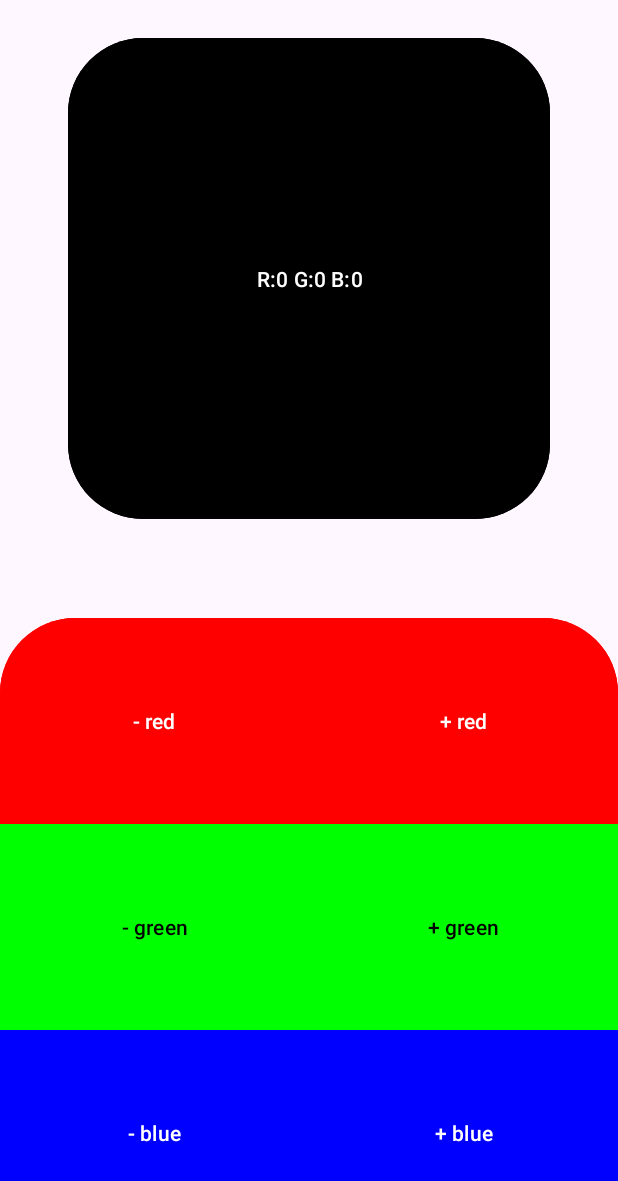
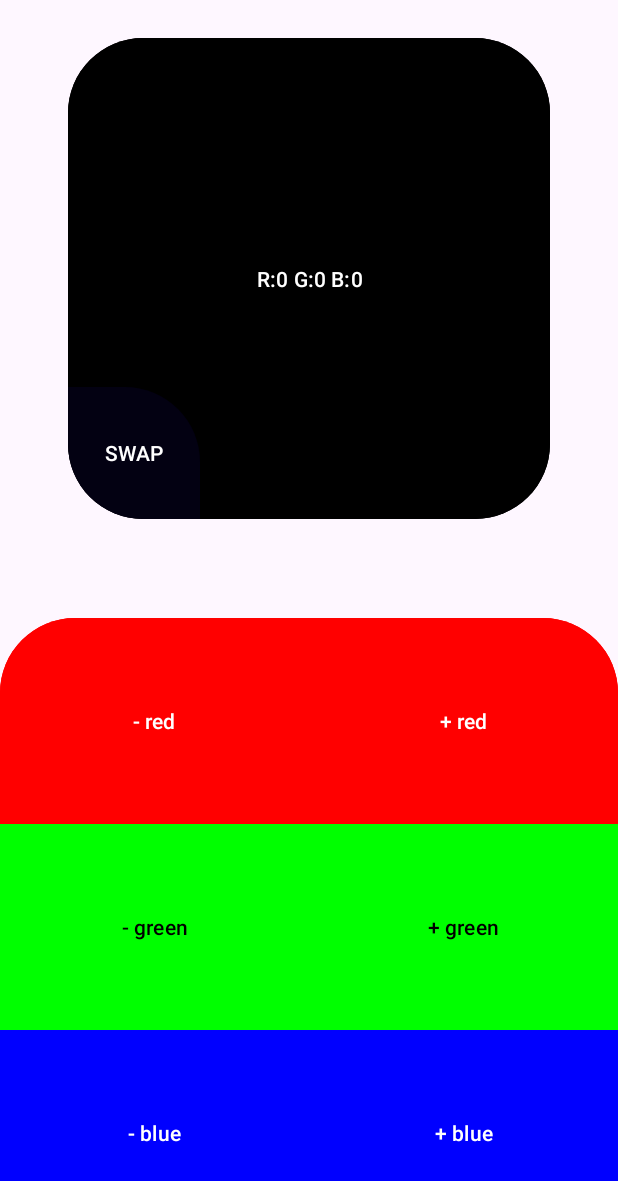
Before and after one commit to vainnye/lampe-magique, an Android app: the MainActivity screen opened directly, with no data from a screen before it, on a phone screen of 412 x 824 dp. Shown: the top 1181 px of the screen. Run offline under Robolectric (Android 15) with nearby library versions, the phone set to English and light mode, and no system bars; network calls fail.

Commit message:
tp noté + essai de layout petit écran

```diff
--- a/app/src/main/java/com/github/vainnye/lampe_magique/MainActivity.java
+++ b/app/src/main/java/com/github/vainnye/lampe_magique/MainActivity.java
@@ -19,9 +19,12 @@ import com.github.vainnye.lampe_magique.task.ServerTask;
 import com.github.vainnye.lampe_magique.util.ActivityUtil;
 import com.github.vainnye.lampe_magique.util.Dbg;
 
+import org.jetbrains.annotations.NotNull;
+
 public class MainActivity extends AppCompatActivity implements View.OnClickListener, View.OnLongClickListener {
 
     public static final String K_SAVED_COULEUR = "K_SAVED_COULEUR";
+    public static final String K_SAVED_SWAPPABLE_COULEUR = "K_SWAPPABLE_COULEUR";
     public static final String K_SAVED_COULEUR_CHOIX_INITIAL = "K_SAVED_COULEUR_CHOIX_INITIAL";
     public static final String K_SAVED_COULEUR_SELECTIONNEE = "K_SAVED_COULEUR_SELECTIONNEE";
     public static final String K_SAVED_COULEUR_AVANT_ANIMATION = "K_SAVED_COULEUR_AVANT_ANIMATION";
@@ -29,8 +32,9 @@ public class MainActivity extends AppCompatActivity implements View.OnClickListe
     public static final int MAX_COLOR_GAP = 16;
 
     private static final int DFT_COULEUR_LAMPE = Color.BLACK;
+    private static final int DFT_COULEUR_SWAPPABLE = R.color.darkGreen;
 
-    private Couleur couleurLampe;
+    private Couleur couleurLampe, couleurSwappable;
     private Couleur couleurLampeSelectionneeAvecBoutons;
     private Couleur couleurLampeChoixInitial;
     private Couleur lampColorBeforeAnimation;
@@ -52,6 +56,7 @@ public class MainActivity extends AppCompatActivity implements View.OnClickListe
 
         if(getIntent() != null) {
             couleurLampe = (Couleur) getIntent().getParcelableExtra(K_SAVED_COULEUR);
+            couleurSwappable = (Couleur) getIntent().getParcelableExtra(K_SAVED_SWAPPABLE_COULEUR);
             couleurLampeChoixInitial = (Couleur) getIntent().getParcelableExtra(K_SAVED_COULEUR_CHOIX_INITIAL);
         }
         if(savedInstanceState != null) {
@@ -67,6 +72,8 @@ public class MainActivity extends AppCompatActivity implements View.OnClickListe
 
         if(couleurLampe == null)
             couleurLampe = new Couleur(DFT_COULEUR_LAMPE);
+        if(couleurSwappable == null)
+            couleurSwappable = new Couleur(DFT_COULEUR_SWAPPABLE);
         if(couleurLampeChoixInitial == null)
             couleurLampeChoixInitial = couleurLampe.copy();
 
@@ -78,19 +85,24 @@ public class MainActivity extends AppCompatActivity implements View.OnClickListe
         btnLampe.setOnClickListener(this);
         btnLampe.setOnLongClickListener(this);
 
+        Button btnSwap = findViewById(R.id.btnExchange);
+        paintButton(btnSwap, couleurSwappable, null);
+        btnSwap.setOnClickListener(this);
+
         Button btn;
+        Couleur coulTemp = new Couleur();
         for(int id : new int[]{R.id.btnMoreRed, R.id.btnLessRed, R.id.btnMoreGreen, R.id.btnLessGreen, R.id.btnMoreBlue, R.id.btnLessBlue}) {
             btn = findViewById(id);
             btn.setOnClickListener(this);
-            int color = Color.WHITE;
+            coulTemp.setTo(Color.WHITE);
             if(id == R.id.btnMoreRed || id == R.id.btnLessRed){
-                color = Color.RED;
+                coulTemp.setTo(Color.RED);
             } else if(id == R.id.btnMoreGreen || id == R.id.btnLessGreen) {
-                color = Color.GREEN;
+                coulTemp.setTo(Color.GREEN);
             } else if(id == R.id.btnMoreBlue || id == R.id.btnLessBlue) {
-                color = Color.BLUE;
+                coulTemp.setTo(Color.BLUE);
             }
-            btn.setTextColor(Couleur.textColorToContrast(color));
+            paintButton(btn, coulTemp, null);
         }
     }
 
@@ -108,6 +120,7 @@ public class MainActivity extends AppCompatActivity implements View.OnClickListe
             outState.putInt(K_SAVED_ANIMATION_STATE, animationStateAtTheEnd);
         }
 
+        outState.putParcelable(K_SAVED_SWAPPABLE_COULEUR, couleurSwappable);
         outState.putParcelable(K_SAVED_COULEUR, couleurLampe);
         outState.putParcelable(K_SAVED_COULEUR_CHOIX_INITIAL, couleurLampeChoixInitial);
         outState.putParcelable(K_SAVED_COULEUR_SELECTIONNEE, couleurLampeSelectionneeAvecBoutons);
@@ -120,6 +133,14 @@ public class MainActivity extends AppCompatActivity implements View.OnClickListe
             if (v.getId() == R.id.btnLampe) {
                 demarrerAnimation();
                 return;
+            }
+            if (v.getId() == R.id.btnExchange) {
+                couleurLampeSelectionneeAvecBoutons = couleurSwappable;
+                couleurSwappable = couleurLampe;
+                couleurLampe = couleurLampeSelectionneeAvecBoutons;
+
+                paintButton(findViewById(R.id.btnExchange), couleurSwappable, null);
+                paintLamps(couleurLampe, ServerTask.Cible.DFT_LAMP);
             }
 
             if (v.getId() == R.id.btnMoreRed)
@@ -177,11 +198,15 @@ public class MainActivity extends AppCompatActivity implements View.OnClickListe
         return false;
     }
 
+    private void paintButton(Button btn, Couleur nouvCouleur, String text) {
+        btn.setBackgroundColor(nouvCouleur.toIntColor());
+        if(text != null)
+            btn.setText(text);
+        btn.setTextColor(Couleur.textColorToContrast(nouvCouleur.toIntColor()));
+    }
+
     private void paintOnlyInAppLamp(Couleur nouvCouleur) {
-        Button lampe = findViewById(R.id.btnLampe);
-        lampe.setBackgroundColor(nouvCouleur.toIntColor());
-        lampe.setText(texteLampe());
-        lampe.setTextColor(Couleur.textColorToContrast(nouvCouleur.toIntColor()));
+        paintButton(findViewById(R.id.btnLampe), nouvCouleur, texteLampe());
     }
 
     private void paintLamps(Couleur nouvCouleur, ServerTask.Cible cible) {
--- a/app/src/main/res/layout-land/activity_main.xml
+++ b/app/src/main/res/layout-land/activity_main.xml
@@ -42,6 +42,18 @@
             app:layout_constraintEnd_toEndOf="parent"
             app:layout_constraintStart_toStartOf="parent"
             app:layout_constraintTop_toBottomOf="@id/btnLampe" />
+
+        <Button
+            android:id="@+id/btnExchange"
+            style="@style/lampeMagique.inset.none"
+            app:shapeAppearanceOverlay="@style/lampeMagique.round.btnExchange"
+            android:layout_width="wrap_content"
+            android:layout_height="0dp"
+            android:padding="0dp"
+            android:text="@string/swap_colors"
+            app:layout_constraintDimensionRatio="1"
+            app:layout_constraintBottom_toBottomOf="@id/btnLampe"
+            app:layout_constraintStart_toStartOf="@id/btnLampe" />
     </androidx.constraintlayout.widget.ConstraintLayout>
 
     <androidx.constraintlayout.widget.ConstraintLayout
@@ -59,6 +71,7 @@
             app:shapeAppearanceOverlay="@style/lampeMagique.round.none"
             android:layout_width="0dp"
             android:layout_height="0dp"
+
             android:backgroundTint="@color/red"
             android:text="@string/more_red"
             app:layout_constraintDimensionRatio="1"
--- /dev/null
+++ b/app/src/main/res/layout-notlong/activity_main.xml
@@ -0,0 +1,121 @@
+<?xml version="1.0" encoding="utf-8"?>
+<androidx.constraintlayout.widget.ConstraintLayout
+    xmlns:android="http://schemas.android.com/apk/res/android"
+    xmlns:tools="http://schemas.android.com/tools"
+    xmlns:app="http://schemas.android.com/apk/res-auto"
+    android:id="@+id/root"
+    android:layout_width="match_parent"
+    android:layout_height="match_parent"
+    tools:context="com.github.vainnye.lampe_magique.MainActivity">
+
+    <Button
+        android:id="@+id/btnLampe"
+        style="@style/lampeMagique.inset.none"
+        app:shapeAppearanceOverlay="@style/lampeMagique.round.all"
+        android:layout_width="0dp"
+        android:layout_height="0dp"
+        android:layout_margin="0dp"
+        android:backgroundTint="@color/black"
+        app:layout_constraintBottom_toTopOf="@id/tvServerResponse"
+        app:layout_constraintEnd_toEndOf="parent"
+        app:layout_constraintStart_toStartOf="parent"
+        app:layout_constraintTop_toTopOf="parent" />
+
+
+
+
+    <Button
+        android:id="@+id/btnExchange"
+        style="@style/lampeMagique.inset.none"
+        app:shapeAppearanceOverlay="@style/lampeMagique.round.btnExchange"
+        android:layout_width="wrap_content"
+        android:layout_height="0dp"
+        android:padding="0dp"
+        android:text="@string/swap_colors"
+        app:layout_constraintDimensionRatio="1"
+        app:layout_constraintBottom_toBottomOf="@id/btnLampe"
+        app:layout_constraintStart_toStartOf="@id/btnLampe" />
+
+
+    <Button
+        android:id="@+id/btnMoreRed"
+        style="@style/lampeMagique.inset.none"
+        android:layout_width="0dp"
+        android:layout_height="0dp"
+        android:backgroundTint="@color/red"
+
+        android:text="@string/more_red"
+        app:layout_constraintBottom_toTopOf="@id/btnMoreGreen"
+        app:layout_constraintDimensionRatio="1"
+        app:layout_constraintEnd_toEndOf="parent"
+        app:layout_constraintHorizontal_weight="1"
+        app:layout_constraintTop_toTopOf="parent"
+        app:shapeAppearanceOverlay="@style/lampeMagique.round.topRight" />
+
+    <Button
+        android:id="@+id/btnLessRed"
+        style="@style/lampeMagique.inset.none"
+        android:layout_width="0dp"
+        android:layout_height="0dp"
+        android:backgroundTint="@color/red"
+        android:text="@string/less_red"
+        app:layout_constraintDimensionRatio="1"
+        app:layout_constraintHorizontal_weight="1"
+        app:shapeAppearanceOverlay="@style/lampeMagique.round.topLeft" />
+
+    <Button
+        android:id="@+id/btnMoreGreen"
+        style="@style/lampeMagique.inset.none"
+        android:layout_width="0dp"
+        android:layout_height="0dp"
+        android:backgroundTint="@color/green"
+        android:text="@string/more_green"
+        app:layout_constraintBottom_toTopOf="@id/btnMoreBlue"
+        app:layout_constraintDimensionRatio="1"
+        app:layout_constraintEnd_toEndOf="parent"
+        app:layout_constraintTop_toBottomOf="@id/btnMoreRed"
+        app:shapeAppearanceOverlay="@style/lampeMagique.round.none" />
+
+    <Button
+        android:id="@+id/btnLessGreen"
+        style="@style/lampeMagique.inset.none"
+        android:layout_width="0dp"
+        android:layout_height="0dp"
+        android:backgroundTint="@color/green"
+        android:text="@string/less_green"
+        app:layout_constraintDimensionRatio="1"
+        app:shapeAppearanceOverlay="@style/lampeMagique.round.none"
+        tools:layout_editor_absoluteY="174dp" />
+
+        <Button
+            android:id="@+id/btnMoreBlue"
+            style="@style/lampeMagique.inset.none"
+            app:shapeAppearanceOverlay="@style/lampeMagique.round.bottomRight"
+            android:layout_width="0dp"
+            android:layout_height="0dp"
+            android:backgroundTint="@color/blue"
+            android:text="@string/more_blue"
+            app:layout_constraintBottom_toBottomOf="@id/btnLampe"
+            app:layout_constraintDimensionRatio="1"
+            app:layout_constraintEnd_toEndOf="parent"
+            app:layout_constraintTop_toBottomOf="@+id/btnMoreGreen" />
+
+    <Button
+        android:id="@+id/btnLessBlue"
+        style="@style/lampeMagique.inset.none"
+        android:layout_width="0dp"
+        android:layout_height="0dp"
+        android:backgroundTint="@color/blue"
+        android:text="@string/less_blue"
+        app:layout_constraintDimensionRatio="1"
+        app:shapeAppearanceOverlay="@style/lampeMagique.round.bottomLeft" />
+
+    <TextView
+        android:id="@+id/tvServerResponse"
+        android:layout_width="wrap_content"
+        android:layout_height="wrap_content"
+        android:text="@string/server_response"
+        app:layout_constraintBottom_toBottomOf="parent"
+        app:layout_constraintEnd_toEndOf="parent"
+        app:layout_constraintStart_toStartOf="parent" />
+</androidx.constraintlayout.widget.ConstraintLayout>
--- a/app/src/main/res/layout/activity_main.xml
+++ b/app/src/main/res/layout/activity_main.xml
@@ -26,18 +26,18 @@
 
         <Button
             android:id="@+id/btnLampe"
+            style="@style/lampeMagique.inset.none"
             android:layout_width="0dp"
             android:layout_height="0dp"
             android:layout_margin="5dp"
-            style="@style/lampeMagique.inset.none"
-            app:shapeAppearanceOverlay="@style/lampeMagique.round.all"
             android:backgroundTint="@color/black"
             app:layout_constraintBottom_toTopOf="@id/tvServerResponse"
             app:layout_constraintDimensionRatio="1"
             app:layout_constraintEnd_toStartOf="@id/spaceEnd"
             app:layout_constraintHorizontal_weight="8"
             app:layout_constraintStart_toEndOf="@id/spaceStart"
-            app:layout_constraintTop_toTopOf="parent" />
+            app:layout_constraintTop_toTopOf="parent"
+            app:shapeAppearanceOverlay="@style/lampeMagique.round.all" />
 
         <android.widget.Space
             android:id="@+id/spaceStart"
@@ -68,6 +68,18 @@
             app:layout_constraintEnd_toEndOf="parent"
             app:layout_constraintStart_toStartOf="parent"
             app:layout_constraintTop_toBottomOf="@id/btnLampe" />
+
+        <Button
+            android:id="@+id/btnExchange"
+            style="@style/lampeMagique.inset.none"
+            app:shapeAppearanceOverlay="@style/lampeMagique.round.btnExchange"
+            android:layout_width="wrap_content"
+            android:layout_height="0dp"
+            android:padding="0dp"
+            android:text="@string/swap_colors"
+            app:layout_constraintDimensionRatio="1"
+            app:layout_constraintBottom_toBottomOf="@id/btnLampe"
+            app:layout_constraintStart_toStartOf="@id/btnLampe" />
     </androidx.constraintlayout.widget.ConstraintLayout>
 
 
--- a/app/src/main/res/values/colors.xml
+++ b/app/src/main/res/values/colors.xml
@@ -5,4 +5,5 @@
     <color name="red">#FFFF0000</color>
     <color name="green">#FF00FF00</color>
     <color name="blue">#FF0000FF</color>
+    <color name="darkGreen">#437850</color>
 </resources>
--- a/app/src/main/res/values/strings.xml
+++ b/app/src/main/res/values/strings.xml
@@ -31,6 +31,7 @@
     <string name="green">green</string>
     <string name="blue">blue</string>
 
+    <string name="swap_colors">SWAP</string>
     <string name="lamp_color_rgb" translatable="false">R:%d G:%d B:%d</string>
     <string name="server_response">server response: [%s]</string>
     <string name="more_red">+ red</string>
--- a/app/src/main/res/values/styles.xml
+++ b/app/src/main/res/values/styles.xml
@@ -77,4 +77,9 @@
     <style name="lampeMagique.round.bottomRight" parent="lampeMagique.round.none">
         <item name="cornerSizeBottomRight">@dimen/cornerSize.selected</item>
     </style>
+
+    <style name="lampeMagique.round.btnExchange" parent="lampeMagique.round.none">
+        <item name="cornerSizeBottomLeft">@dimen/cornerSize.selected</item>
+        <item name="cornerSizeTopRight">@dimen/cornerSize.selected</item>
+    </style>
 </resources>
```
Also changed, not shown: 3 other files.
